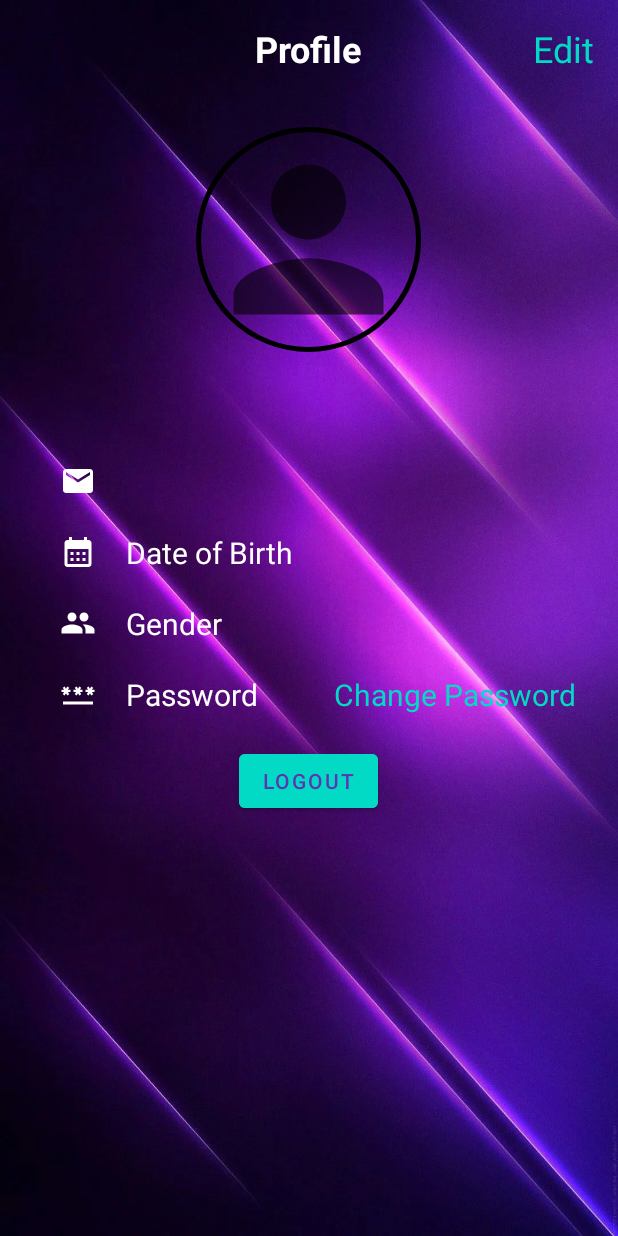
After one commit to SYProject1999/final-project-repo, an Android app: the ProfileActivity screen opened directly, with no data from a screen before it, on a phone screen of 412 x 824 dp. The commit adds this screen. Run offline under Robolectric (Android 15) with nearby library versions, the phone set to English and light mode, and no system bars; our stand-ins replace CircleImageView, Firebase (no records; nobody signed in at launch, a user with empty details on screens opened directly).

Commit message:
profile 60%

```diff
--- a/app/build.gradle
+++ b/app/build.gradle
@@ -53,4 +53,6 @@ dependencies {
     implementation 'androidx.viewpager2:viewpager2:1.0.0'
     // CardView
     implementation "androidx.cardview:cardview:1.0.0"
+    // Circular Image View
+    implementation "de.hdodenhof:circleimageview:3.1.0"
 }
--- a/app/src/main/java/com/example/finalproject/HabitsFragment.java
+++ b/app/src/main/java/com/example/finalproject/HabitsFragment.java
@@ -58,6 +58,7 @@ public class HabitsFragment extends Fragment implements TimePickerDialog.OnTimeS
 
         FirebaseAuth mAuth = FirebaseAuth.getInstance();
         FirebaseUser mUser = mAuth.getCurrentUser();
+        assert mUser != null;
         String userID = mUser.getUid();
         reference = FirebaseDatabase.getInstance().getReference("Users").child(userID).child("Habits");
 
@@ -138,6 +139,7 @@ public class HabitsFragment extends Fragment implements TimePickerDialog.OnTimeS
             tv_timeElapsed.setText(timeElapsed);
         }
 
+        @SuppressLint("SetTextI18n")
         public void setCreatedDate(String createdDate) {
             TextView tv_item_createdTimeStamp = (TextView) holderView.findViewById(R.id.tv_item_createdTimeStamp);
             tv_item_createdTimeStamp.setText("Since: " + createdDate);
--- a/app/src/main/java/com/example/finalproject/MainActivity.java
+++ b/app/src/main/java/com/example/finalproject/MainActivity.java
@@ -16,8 +16,6 @@ import com.google.firebase.database.ValueEventListener;
 
 public class MainActivity extends AppCompatActivity {
 
-    private FirebaseAuth mAuth;
-    private FirebaseDatabase database;
     private DatabaseReference databaseReference;
     private FirebaseUser user;
     private String userID;
@@ -27,9 +25,9 @@ public class MainActivity extends AppCompatActivity {
         super.onCreate(savedInstanceState);
         setContentView(R.layout.activity_main);
 
-        mAuth = FirebaseAuth.getInstance();
+        FirebaseAuth mAuth = FirebaseAuth.getInstance();
         user = mAuth.getCurrentUser();
-        database = FirebaseDatabase.getInstance();
+        FirebaseDatabase database = FirebaseDatabase.getInstance();
         databaseReference = database.getReference("Users");
     }
 
--- /dev/null
+++ b/app/src/main/java/com/example/finalproject/ProfileActivity.java
@@ -0,0 +1,170 @@
+package com.example.finalproject;
+
+import androidx.annotation.NonNull;
+import androidx.appcompat.app.AppCompatActivity;
+
+import android.app.Activity;
+import android.app.AlertDialog;
+import android.content.Intent;
+import android.os.Bundle;
+import android.text.TextUtils;
+import android.view.LayoutInflater;
+import android.view.View;
+import android.widget.Button;
+import android.widget.EditText;
+import android.widget.TextView;
+import android.widget.Toast;
+
+import com.google.android.gms.tasks.OnCompleteListener;
+import com.google.android.gms.tasks.Task;
+import com.google.firebase.auth.AuthCredential;
+import com.google.firebase.auth.EmailAuthProvider;
+import com.google.firebase.auth.FirebaseAuth;
+import com.google.firebase.auth.FirebaseUser;
+import com.google.firebase.database.DataSnapshot;
+import com.google.firebase.database.DatabaseError;
+import com.google.firebase.database.DatabaseReference;
+import com.google.firebase.database.FirebaseDatabase;
+import com.google.firebase.database.ValueEventListener;
+
+public class ProfileActivity extends AppCompatActivity {
+
+    private FirebaseAuth mAuth;
+    private FirebaseUser user;
+
+    private DatabaseReference userReference;
+
+    private TextView changePasswordTV, editProfileTV, usernameTV, userEmailTV, userDateOfBirthTV, userGenderTV;
+
+    @Override
+    protected void onCreate(Bundle savedInstanceState) {
+        super.onCreate(savedInstanceState);
+        setContentView(R.layout.activity_profile);
+
+        mAuth = FirebaseAuth.getInstance();
+        user = mAuth.getCurrentUser();
+        assert user != null;
+        String userID = user.getUid();
+
+        userReference = FirebaseDatabase.getInstance().getReference("Users").child(userID);
+
+        usernameTV = findViewById(R.id.usernameProfile);
+        userEmailTV = findViewById(R.id.email_profile_tv);
+        userDateOfBirthTV = findViewById(R.id.dateOfBirth_profile_tv);
+        userGenderTV = findViewById(R.id.gender_profile_tv);
+        editProfileTV = findViewById(R.id.editProfile);
+        changePasswordTV = findViewById(R.id.changePassword_profile_tv);
+        Button logoutBtn = findViewById(R.id.logoutBtn);
+
+        changePasswordTV.setOnClickListener(new View.OnClickListener() {
+            @Override
+            public void onClick(View view) {
+                AlertDialog.Builder changePasswordDialog = new AlertDialog.Builder(ProfileActivity.this);
+                LayoutInflater inflater = LayoutInflater.from(ProfileActivity.this);
+                View changePasswordDialogView = inflater.inflate(R.layout.change_password_layout, null);
+                changePasswordDialog.setView(changePasswordDialogView);
+
+                AlertDialog alertDialog = changePasswordDialog.create();
+                alertDialog.setCancelable(false);
+
+                final EditText oldPasswordET = changePasswordDialogView.findViewById(R.id.oldPasswordET);
+                final EditText checkOldPasswordET = changePasswordDialogView.findViewById(R.id.checkOldPasswordET);
+                final EditText newPasswordET = changePasswordDialogView.findViewById(R.id.newPasswordET);
+                final Button cancelPasswordBtn = changePasswordDialogView.findViewById(R.id.cancelPasswordBtn);
+                final Button changePasswordBtn = changePasswordDialogView.findViewById(R.id.changePasswordBtn);
+
+                cancelPasswordBtn.setOnClickListener(v -> alertDialog.dismiss());
+
+                changePasswordBtn.setOnClickListener(v -> {
+                    String oldPassword = oldPasswordET.getText().toString();
+                    String checkOldPassword = checkOldPasswordET.getText().toString();
+                    String newPassword = newPasswordET.getText().toString();
+                    final String email = user.getEmail();
+
+                    if (TextUtils.isEmpty(oldPassword)) {
+                        oldPasswordET.setError("Old Password is Required");
+                        oldPasswordET.requestFocus();
+                        return;
+                    }
+                    if (TextUtils.isEmpty(checkOldPassword)) {
+                        checkOldPasswordET.setError("Check Old Password is Required");
+                        checkOldPasswordET.requestFocus();
+                        return;
+                    }
+                    if (!TextUtils.equals(oldPassword, checkOldPassword)) {
+                        checkOldPasswordET.setError("Check Old Password Don't Match Old Password");
+                        checkOldPasswordET.requestFocus();
+                        return;
+                    }
+                    if (TextUtils.isEmpty(newPassword)) {
+                        newPasswordET.setError("New Password is Required");
+                        newPasswordET.requestFocus();
+                        return;
+                    }
+                    if (newPassword.length() < 6 ) {
+                        newPasswordET.setError("Min Password Length Should Be 6 Characters");
+                        newPasswordET.requestFocus();
+                        return;
+                    }
+
+                    assert email != null;
+                    AuthCredential credential = EmailAuthProvider.getCredential(email, oldPassword);
+                    user.reauthenticate(credential).addOnCompleteListener(new OnCompleteListener<Void>() {
+                        @Override
+                        public void onComplete(@NonNull Task<Void> task) {
+                            if (task.isSuccessful()) {
+                                user.updatePassword(newPassword).addOnCompleteListener(new OnCompleteListener<Void>() {
+                                    @Override
+                                    public void onComplete(@NonNull Task<Void> task) {
+                                        if (task.isSuccessful()) {
+                                            Toast.makeText(ProfileActivity.this, "Password Has Been Changed Successfully", Toast.LENGTH_LONG).show();
+                                        } else {
+                                            Toast.makeText(ProfileActivity.this, "Failed to Change Password: " + task.getException().toString(), Toast.LENGTH_LONG).show();
+                                        }
+                                    }
+                                });
+                            } else {
+                                Toast.makeText(ProfileActivity.this, "Old Password is Wrong: " + task.getException().toString(), Toast.LENGTH_LONG).show();
+                            }
+                        }
+                    });
+                });
+
+                alertDialog.show();
+            }
+        });
+
+        logoutBtn.setOnClickListener(v -> {
+            mAuth.signOut();
+            moveToLoginActivity();
+        });
+    }
+
+    @Override
+    public void onStart() {
+        super.onStart();
+
+        userEmailTV.setText(user.getEmail());
+        userReference.addValueEventListener(new ValueEventListener() {
+            @Override
+            public void onDataChange(@NonNull DataSnapshot snapshot) {
+                usernameTV.setText(snapshot.child("fullName").getValue(String.class));
+                if (snapshot.child("DateOfBirth").getValue() != null) {
+                    userDateOfBirthTV.setText(snapshot.child("DateOfBirth").getValue(String.class));
+                }
+                if (snapshot.child("Gender").getValue() != null) {
+                    userGenderTV.setText(snapshot.child("Gender").getValue(String.class));
+                }
+            }
+
+            @Override
+            public void onCancelled(@NonNull DatabaseError error) { }
+        });
+    }
+
+    private void moveToLoginActivity () {
+        Intent intent = new Intent(getApplication(), MainActivity.class);
+        startActivity(intent);
+        ((Activity) ProfileActivity.this).overridePendingTransition(0, 0);
+    }
+}
--- /dev/null
+++ b/app/src/main/res/drawable/ic_baseline_calendar_month_24.xml
@@ -0,0 +1,5 @@
+<vector android:height="24dp" android:tint="#FFFFFF"
+    android:viewportHeight="24" android:viewportWidth="24"
+    android:width="24dp" xmlns:android="http://schemas.android.com/apk/res/android">
+    <path android:fillColor="@android:color/white" android:pathData="M19,4h-1V2h-2v2H8V2H6v2H5C3.89,4 3.01,4.9 3.01,6L3,20c0,1.1 0.89,2 2,2h14c1.1,0 2,-0.9 2,-2V6C21,4.9 20.1,4 19,4zM19,20H5V10h14V20zM9,14H7v-2h2V14zM13,14h-2v-2h2V14zM17,14h-2v-2h2V14zM9,18H7v-2h2V18zM13,18h-2v-2h2V18zM17,18h-2v-2h2V18z"/>
+</vector>
--- a/app/src/main/res/drawable/ic_baseline_email_24.xml
+++ b/app/src/main/res/drawable/ic_baseline_email_24.xml
@@ -1,10 +1,5 @@
-<vector xmlns:android="http://schemas.android.com/apk/res/android"
-    android:width="24dp"
-    android:height="24dp"
-    android:viewportWidth="24"
-    android:viewportHeight="24"
-    android:tint="?attr/colorControlNormal">
-  <path
-      android:fillColor="@android:color/white"
-      android:pathData="M20,4L4,4c-1.1,0 -1.99,0.9 -1.99,2L2,18c0,1.1 0.9,2 2,2h16c1.1,0 2,-0.9 2,-2L22,6c0,-1.1 -0.9,-2 -2,-2zM20,8l-8,5 -8,-5L4,6l8,5 8,-5v2z"/>
+<vector android:height="24dp" android:tint="#FFFFFF"
+    android:viewportHeight="24" android:viewportWidth="24"
+    android:width="24dp" xmlns:android="http://schemas.android.com/apk/res/android">
+    <path android:fillColor="@android:color/white" android:pathData="M20,4L4,4c-1.1,0 -1.99,0.9 -1.99,2L2,18c0,1.1 0.9,2 2,2h16c1.1,0 2,-0.9 2,-2L22,6c0,-1.1 -0.9,-2 -2,-2zM20,8l-8,5 -8,-5L4,6l8,5 8,-5v2z"/>
 </vector>
--- /dev/null
+++ b/app/src/main/res/drawable/ic_baseline_password_24.xml
@@ -0,0 +1,5 @@
+<vector android:height="24dp" android:tint="#FFFFFF"
+    android:viewportHeight="24" android:viewportWidth="24"
+    android:width="24dp" xmlns:android="http://schemas.android.com/apk/res/android">
+    <path android:fillColor="@android:color/white" android:pathData="M2,17h20v2H2V17zM3.15,12.95L4,11.47l0.85,1.48l1.3,-0.75L5.3,10.72H7v-1.5H5.3l0.85,-1.47L4.85,7L4,8.47L3.15,7l-1.3,0.75L2.7,9.22H1v1.5h1.7L1.85,12.2L3.15,12.95zM9.85,12.2l1.3,0.75L12,11.47l0.85,1.48l1.3,-0.75l-0.85,-1.48H15v-1.5h-1.7l0.85,-1.47L12.85,7L12,8.47L11.15,7l-1.3,0.75l0.85,1.47H9v1.5h1.7L9.85,12.2zM23,9.22h-1.7l0.85,-1.47L20.85,7L20,8.47L19.15,7l-1.3,0.75l0.85,1.47H17v1.5h1.7l-0.85,1.48l1.3,0.75L20,11.47l0.85,1.48l1.3,-0.75l-0.85,-1.48H23V9.22z"/>
+</vector>
--- /dev/null
+++ b/app/src/main/res/drawable/ic_baseline_people_24.xml
@@ -0,0 +1,5 @@
+<vector android:height="24dp" android:tint="#FFFFFF"
+    android:viewportHeight="24" android:viewportWidth="24"
+    android:width="24dp" xmlns:android="http://schemas.android.com/apk/res/android">
+    <path android:fillColor="@android:color/white" android:pathData="M16,11c1.66,0 2.99,-1.34 2.99,-3S17.66,5 16,5c-1.66,0 -3,1.34 -3,3s1.34,3 3,3zM8,11c1.66,0 2.99,-1.34 2.99,-3S9.66,5 8,5C6.34,5 5,6.34 5,8s1.34,3 3,3zM8,13c-2.33,0 -7,1.17 -7,3.5L1,19h14v-2.5c0,-2.33 -4.67,-3.5 -7,-3.5zM16,13c-0.29,0 -0.62,0.02 -0.97,0.05 1.16,0.84 1.97,1.97 1.97,3.45L17,19h6v-2.5c0,-2.33 -4.67,-3.5 -7,-3.5z"/>
+</vector>
--- /dev/null
+++ b/app/src/main/res/layout/activity_profile.xml
@@ -0,0 +1,164 @@
+<?xml version="1.0" encoding="utf-8"?>
+<RelativeLayout xmlns:android="http://schemas.android.com/apk/res/android"
+    xmlns:app="http://schemas.android.com/apk/res-auto"
+    xmlns:tools="http://schemas.android.com/tools"
+    android:layout_width="match_parent"
+    android:layout_height="match_parent"
+    tools:context=".ProfileActivity"
+    android:background="@drawable/background2">
+
+    <RelativeLayout
+        android:id="@+id/profileToolbar"
+        android:layout_width="match_parent"
+        android:layout_height="wrap_content"
+        android:padding="16sp">
+
+        <TextView
+            android:layout_width="wrap_content"
+            android:layout_height="wrap_content"
+            android:layout_centerInParent="true"
+            android:text="Profile"
+            android:textColor="#FFFFFF"
+            android:textSize="24sp"
+            android:textStyle="bold" />
+
+        <TextView
+            android:id="@+id/editProfile"
+            android:layout_width="wrap_content"
+            android:layout_height="wrap_content"
+            android:layout_alignParentEnd="true"
+            android:text="Edit"
+            android:textColor="#03DAC6"
+            android:textSize="24sp" />
+
+    </RelativeLayout>
+
+    <de.hdodenhof.circleimageview.CircleImageView
+        android:id="@+id/profileImage"
+        android:layout_width="150dp"
+        android:layout_height="150dp"
+        android:layout_below="@id/profileToolbar"
+        android:src="@drawable/ic_baseline_person_24"
+        android:layout_centerHorizontal="true"
+        android:layout_marginTop="20dp"
+        app:civ_circle_background_color="@color/white"
+        app:civ_border_width="3dp"
+        app:civ_border_color="#000"/>
+
+    <TextView
+        android:id="@+id/usernameProfile"
+        android:layout_width="wrap_content"
+        android:layout_height="wrap_content"
+        android:layout_below="@id/profileImage"
+        android:layout_centerHorizontal="true"
+        android:layout_marginTop="20dp"
+        android:text="Username"
+        android:textColor="#FFFFFF"
+        android:textSize="24sp"
+        android:textStyle="bold" />
+
+    <TextView
+        android:id="@+id/email_profile_tv"
+        android:layout_width="wrap_content"
+        android:layout_height="wrap_content"
+        android:layout_below="@id/usernameProfile"
+        android:layout_marginStart="40sp"
+        android:layout_marginTop="20dp"
+        android:drawableStart="@drawable/ic_baseline_email_24"
+        android:drawablePadding="20sp"
+        android:text="User Email"
+        android:textColor="#FFFFFF"
+        android:textSize="20sp"
+        tools:ignore="UseCompatTextViewDrawableXml" />
+
+    <TextView
+        android:id="@+id/dateOfBirth_profile_tv"
+        android:layout_width="wrap_content"
+        android:layout_height="wrap_content"
+        android:layout_below="@id/email_profile_tv"
+        android:layout_marginStart="40sp"
+        android:layout_marginTop="20dp"
+        android:drawableStart="@drawable/ic_baseline_calendar_month_24"
+        android:drawablePadding="20sp"
+        android:text="Date of Birth"
+        android:textColor="#FFFFFF"
+        android:textSize="20sp"
+        tools:ignore="UseCompatTextViewDrawableXml" />
+
+    <TextView
+        android:id="@+id/gender_profile_tv"
+        android:layout_width="wrap_content"
+        android:layout_height="wrap_content"
+        android:layout_below="@id/dateOfBirth_profile_tv"
+        android:layout_marginStart="40sp"
+        android:layout_marginTop="20dp"
+        android:drawableStart="@drawable/ic_baseline_people_24"
+        android:drawablePadding="20sp"
+        android:text="Gender"
+        android:textColor="#FFFFFF"
+        android:textSize="20sp"
+        tools:ignore="UseCompatTextViewDrawableXml" />
+
+    <LinearLayout
+        android:id="@+id/password_profile_layout"
+        android:layout_width="match_parent"
+        android:layout_height="wrap_content"
+        android:layout_below="@id/gender_profile_tv"
+        android:orientation="horizontal">
+
+        <RelativeLayout
+            android:layout_width="0dp"
+            android:layout_height="wrap_content"
+            android:layout_weight="1.6">
+
+            <TextView
+                android:id="@+id/password_profile_tv"
+                android:layout_width="wrap_content"
+                android:layout_height="wrap_content"
+                android:layout_marginStart="40sp"
+                android:layout_marginTop="20dp"
+                android:drawableStart="@drawable/ic_baseline_password_24"
+                android:drawablePadding="20sp"
+                android:text="Password"
+                android:textColor="#FFFFFF"
+                android:textSize="20sp"
+                tools:ignore="UseCompatTextViewDrawableXml" />
+
+        </RelativeLayout>
+
+        <RelativeLayout
+            android:layout_width="0dp"
+            android:layout_height="wrap_content"
+            android:layout_weight="2">
+
+            <TextView
+                android:id="@+id/changePassword_profile_tv"
+                android:layout_width="wrap_content"
+                android:layout_height="wrap_content"
+                android:layout_marginStart="40sp"
+                android:layout_marginTop="20dp"
+                android:clickable="true"
+                android:text="Change Password"
+                android:textColor="#03DAC6"
+                android:textSize="20sp"
+                tools:ignore="UseCompatTextViewDrawableXml,TouchTargetSizeCheck" />
+
+        </RelativeLayout>
+
+    </LinearLayout>
+
+    <com.google.android.material.button.MaterialButton
+        android:id="@+id/logoutBtn"
+        android:layout_width="wrap_content"
+        android:layout_height="wrap_content"
+        android:layout_centerHorizontal="true"
+        android:backgroundTint="@color/design_default_color_secondary"
+        android:text="LOGOUT"
+        android:textColor="#5E35B1"
+        android:layout_below="@id/password_profile_layout"
+        android:layout_marginTop="20dp"
+        tools:ignore="TextContrastCheck" />
+
+
+
+</RelativeLayout>
```
Also changed, not shown: app/src/main/AndroidManifest.xml (+6 -3 lines), app/src/main/java/com/example/finalproject/ProfileFragment.java (deleted, +0 -19 lines), app/src/main/java/com/example/finalproject/SetTimerFragment.java (+6 -3 lines), app/src/main/java/com/example/finalproject/TimerFragment.java (+21 -22 lines), app/src/main/java/com/example/finalproject/TodolistFragment.java (+6 -15 lines), app/src/main/java/com/example/finalproject/models/User.java (+6 -3 lines), app/src/main/res/layout/change_password_layout.xml (added, +217 -0 lines), app/src/main/res/layout/fragment_profile.xml (deleted, +0 -8 lines), app/src/main/res/layout/toolbar.xml (+1 -9 lines), gradle.properties (line endings or trailing spaces).
